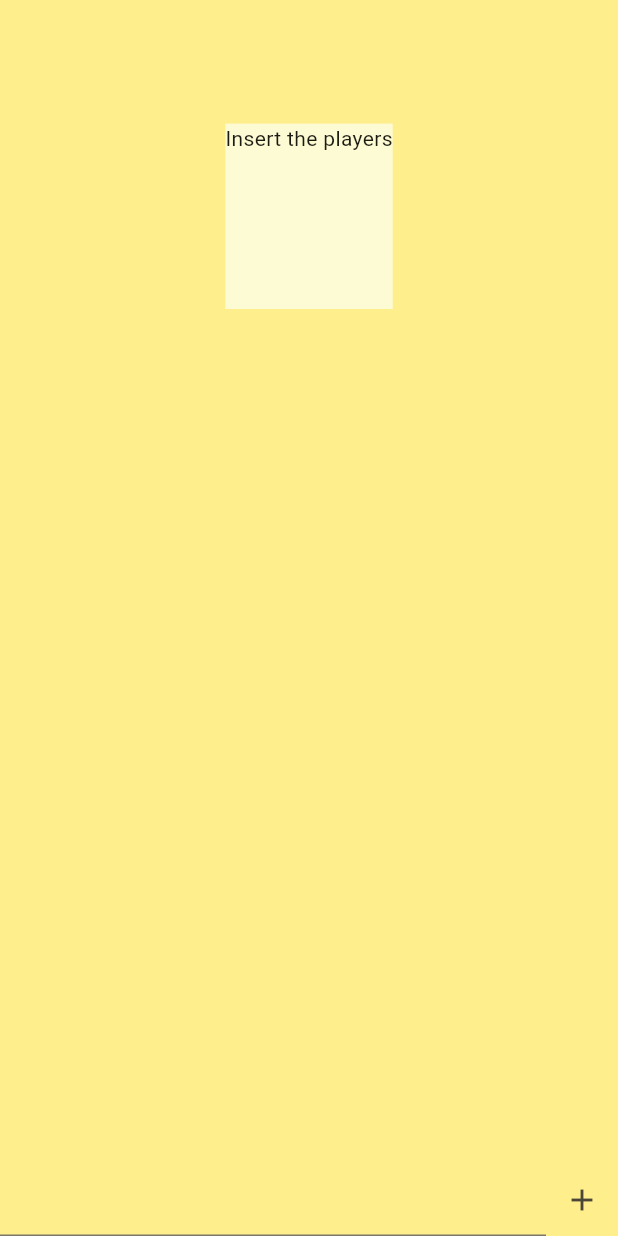
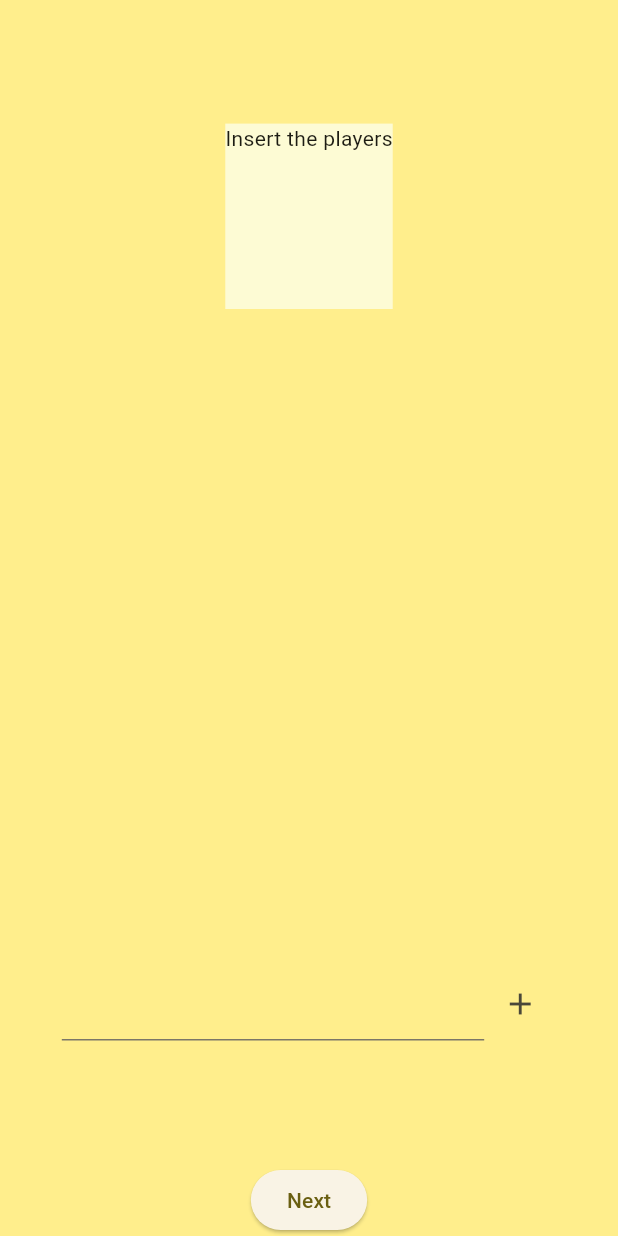
Before and after one commit to KaiBraun/real_world_interactive_system, a Flutter app: the screen it shows after launch, after a tap on "Start new game", on a phone screen of 412 x 824 dp. Run offline on Flutter 3.47's test engine with Material 3 defaults, Android fonts, the phone set to English and light mode, and no system bars; drawn by our look-alikes of auto_size_text.

Commit message:
drinking level view

```diff
--- a/party_app/lib/ui/add_players_view.dart
+++ b/party_app/lib/ui/add_players_view.dart
@@ -4,6 +4,7 @@ import 'package:flutter/material.dart';
 import 'package:party_app/entities/player.dart';
 import 'package:party_app/shared/constants.dart';
 import 'package:party_app/shared/utils.dart';
+import 'package:party_app/ui/select_drinking_level_view.dart';
 
 class AddPlayersView extends StatefulWidget {
   List<Player> currentPlayers = [];
@@ -22,7 +23,9 @@ class _AddPlayersViewState extends State<AddPlayersView> {
         color: Constants.primaryColor,
         height: Utils.getHeight(context),
         width: Utils.getWidth(context),
-        child: SizedBox(
+        child: Align(
+          alignment: Alignment.center,
+          child: Container(
             width: Utils.getWidth(context) * 0.8,
             child: Column(
               children: [
@@ -36,15 +39,17 @@ class _AddPlayersViewState extends State<AddPlayersView> {
                   child: ListView.builder(
                       itemCount: widget.currentPlayers.length,
                       itemBuilder: (BuildContext context, int index) {
-                      if(index == 0) {
+                        if (index == 0) {
                           return Container();
                         }
                         return buildPlayerCard(widget.currentPlayers[index]);
-                    }
+                      }),
                 ),
+                buildAddPlayerButton(),
+                SizedBox(height: Utils.getHeight(context) * 0.1),
+                buildNextButton()
+              ],
             ),
-              buildAddPlayerButton()
-            ],
           ),
         ),
       ),
@@ -75,15 +80,9 @@ class _AddPlayersViewState extends State<AddPlayersView> {
         Row(
           children: [
             ElevatedButton(
-                onPressed: () =>
-                {
-                },
-                child: AutoSizeText("Designated Player")),
+                onPressed: () => {}, child: AutoSizeText("Designated Driver")),
             ElevatedButton(
-                onPressed: () =>
-                {
-                },
-                child: AutoSizeText("Normal Player"))
+                onPressed: () => {}, child: AutoSizeText("Normal Player"))
           ],
         ),
         Divider(
@@ -96,25 +95,35 @@ class _AddPlayersViewState extends State<AddPlayersView> {
   }
 
   Widget buildAddPlayerButton() {
-    return Row(
-      children: [
+    return Row(children: [
       Expanded(
         child: TextField(
           controller: addPlayerController,
-
         ),
       ),
-        IconButton(onPressed: ()=>{
-          if(addPlayerController.text.isNotEmpty) {
+      IconButton(
+          onPressed: () => {
+                if (addPlayerController.text.isNotEmpty)
+                  {
                     setState(() {
-              widget.currentPlayers.add(Player(name: addPlayerController.text));
+                      widget.currentPlayers
+                          .add(Player(name: addPlayerController.text));
                     })
                   }
-
-        }, icon: Icon(Icons.add))
-      ]
-    );
+              },
+          icon: Icon(Icons.add))
+    ]);
   }
 
-
+  Widget buildNextButton() {
+    return ElevatedButton(
+        onPressed: () => {
+              Navigator.push(
+                  context,
+                  MaterialPageRoute(
+                      builder: (context) => SelectDrinkingLevelView(
+                          currentPlayers: widget.currentPlayers)))
+            },
+        child: AutoSizeText("Next"));
   }
+}
```
Also changed, not shown: party_app/lib/ui/select_drinking_level_view.dart (added, +66 -0 lines). Lines whose indentation alone changed are shown as unchanged.
